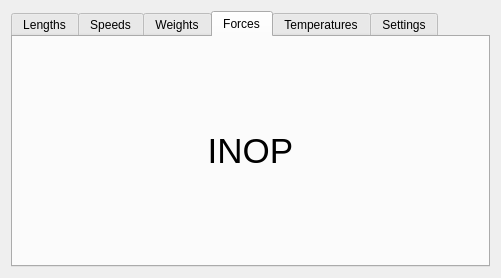
Before: the Qt Designer form ui_2t.ui in HugoTro/unit-converter, drawn with Qt 5.
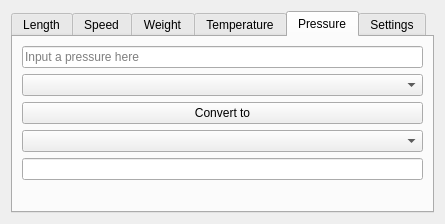
After: the same form once the commit is applied. The open tabs and pages were chosen to show the change.

Commit message:
Pressure prep
none

The edit to the form file:
```diff
--- a/ui_2t.ui
+++ b/ui_2t.ui
@@ -6,13 +6,13 @@
    <rect>
     <x>0</x>
     <y>0</y>
-    <width>501</width>
-    <height>278</height>
+    <width>445</width>
+    <height>224</height>
    </rect>
   </property>
   <property name="minimumSize">
    <size>
-    <width>365</width>
+    <width>445</width>
     <height>0</height>
    </size>
   </property>
@@ -27,7 +27,7 @@
      </property>
      <widget class="QWidget" name="lengths_tab">
       <attribute name="title">
-       <string>Lengths</string>
+       <string>Length</string>
       </attribute>
       <layout class="QGridLayout" name="gridLayout_2">
        <item row="2" column="0" colspan="2">
@@ -99,7 +99,7 @@
      </widget>
      <widget class="QWidget" name="speeds_tab">
       <attribute name="title">
-       <string>Speeds</string>
+       <string>Speed</string>
       </attribute>
       <layout class="QGridLayout" name="gridLayout_3">
        <item row="2" column="0">
@@ -142,7 +142,7 @@
      </widget>
      <widget class="QWidget" name="weights_tab">
       <attribute name="title">
-       <string>Weights</string>
+       <string>Weight</string>
       </attribute>
       <layout class="QVBoxLayout" name="verticalLayout">
        <item>
@@ -162,31 +162,9 @@
        </item>
       </layout>
      </widget>
-     <widget class="QWidget" name="forces_tab">
-      <attribute name="title">
-       <string>Forces</string>
-      </attribute>
-      <layout class="QGridLayout" name="gridLayout_5">
-       <item row="0" column="0">
-        <widget class="QLabel" name="label_6">
-         <property name="font">
-          <font>
-           <pointsize>26</pointsize>
-          </font>
-         </property>
-         <property name="text">
-          <string>INOP</string>
-         </property>
-         <property name="alignment">
-          <set>Qt::AlignCenter</set>
-         </property>
-        </widget>
-       </item>
-      </layout>
-     </widget>
      <widget class="QWidget" name="tab">
       <attribute name="title">
-       <string>Temperatures</string>
+       <string>Temperature</string>
       </attribute>
       <layout class="QVBoxLayout" name="verticalLayout_2">
        <item>
@@ -227,6 +205,49 @@
        </item>
       </layout>
      </widget>
+     <widget class="QWidget" name="forces_tab">
+      <attribute name="title">
+       <string>Pressure</string>
+      </attribute>
+      <layout class="QGridLayout" name="gridLayout_5">
+       <item row="2" column="0">
+        <widget class="QPushButton" name="btn_press_val">
+         <property name="text">
+          <string>Convert to</string>
+         </property>
+        </widget>
+       </item>
+       <item row="0" column="0">
+        <widget class="QLineEdit" name="press_in_line">
+         <property name="placeholderText">
+          <string>Input a pressure here</string>
+         </property>
+        </widget>
+       </item>
+       <item row="1" column="0">
+        <widget class="QComboBox" name="press_dd_in_unit"/>
+       </item>
+       <item row="4" column="0">
+        <widget class="QLineEdit" name="press_out_line"/>
+       </item>
+       <item row="3" column="0">
+        <widget class="QComboBox" name="press_dd_out_unit"/>
+       </item>
+       <item row="5" column="0">
+        <widget class="QLabel" name="press_err_line">
+         <property name="maximumSize">
+          <size>
+           <width>16777215</width>
+           <height>17</height>
+          </size>
+         </property>
+         <property name="text">
+          <string/>
+         </property>
+        </widget>
+       </item>
+      </layout>
+     </widget>
      <widget class="QWidget" name="settings_tab">
       <attribute name="title">
        <string>Settings</string>
```
Left out of the diff: 2 changed lines with no effect on the pictures. The commit also changes 2 other files.
